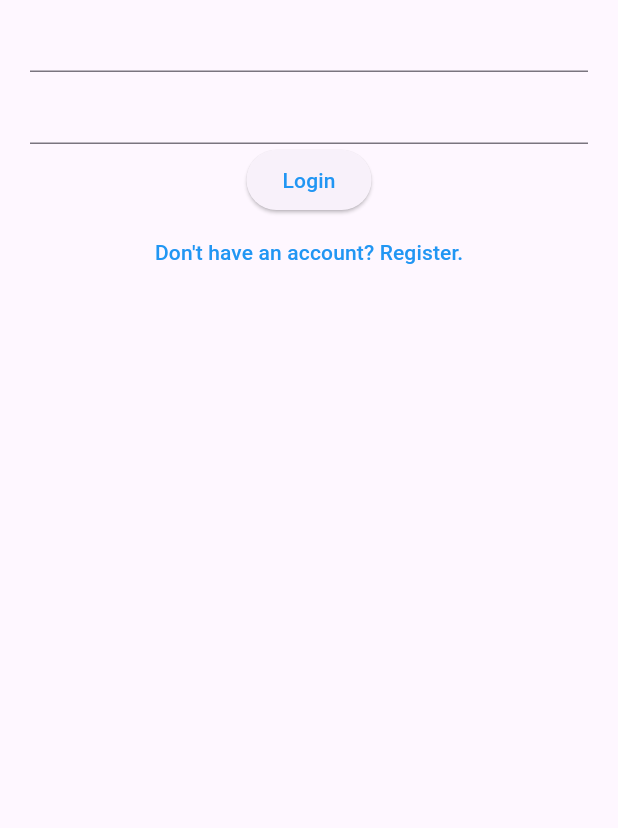
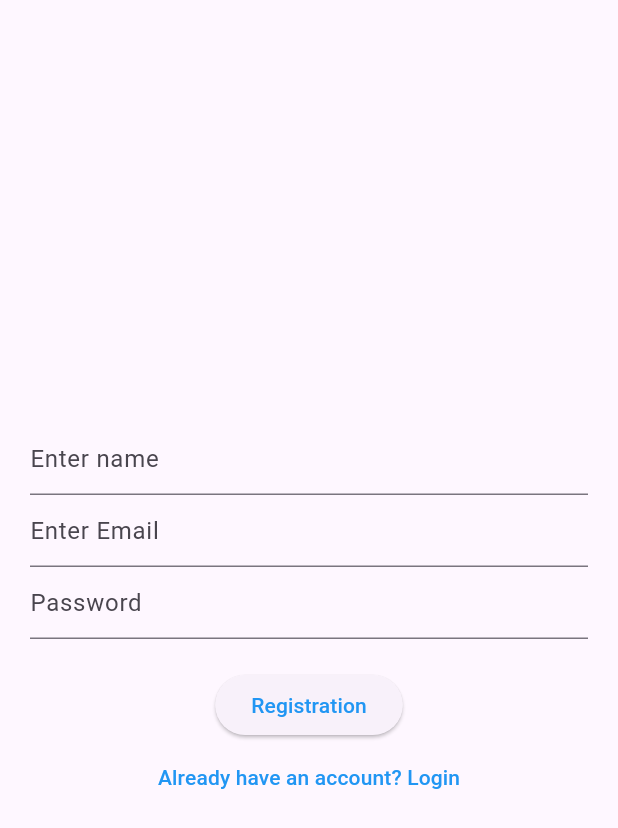
Before and after one commit to SidDhaRth-cell-android/FlutterBasics, a Flutter app: the LoginPage screen opened directly, after a tap on "Don't have an account? Register.", on a phone screen of 412 x 824 dp. Shown: the top 828 px of the screen. Run offline on Flutter 3.47's test engine with Material 3 defaults, Android fonts, the phone set to English and light mode, and no system bars; our stand-ins replace shared_preferences; accounts and stored records are empty.

Commit message:
Adds Shared pref

```diff
--- a/lib/main.dart
+++ b/lib/main.dart
@@ -1,4 +1,5 @@
 import 'package:flutter/material.dart';
+import 'package:flutter09/view/screens/login_page.dart';
 import 'package:flutter09/view/screens/splash_screen.dart';
 import 'package:flutter09/view/screens/user_list_screen.dart';
 import 'package:flutter09/vm/user_viewmodel.dart';
@@ -25,7 +26,7 @@ class MyApp extends StatelessWidget {
         primaryColor: Colors.blue,
         useMaterial3: true,
       ),
-      home: UserListScreen(),
+      home: SplashScreen(),
     );
   }
 }
--- a/lib/view/screens/login_page.dart
+++ b/lib/view/screens/login_page.dart
@@ -1,4 +1,7 @@
 import 'package:flutter/material.dart';
+import 'package:flutter09/view/screens/registration_page.dart';
+import 'package:flutter09/view/screens/user_list_screen.dart';
+import 'package:shared_preferences/shared_preferences.dart';
 
 class LoginPage extends StatefulWidget {
   const LoginPage({super.key});
@@ -8,22 +11,64 @@ class LoginPage extends StatefulWidget {
 }
 
 class _LoginPageState extends State<LoginPage> {
+  late SharedPreferences _sharedPreferences;
+  TextEditingController _emailController = TextEditingController();
+  TextEditingController _passwordController = TextEditingController();
+
+  @override
+  void initState() {
+    _initSharedPref();
+    super.initState();
+  }
+
   @override
   Widget build(BuildContext context) {
     return Scaffold(
       body: Padding(
         padding: const EdgeInsets.symmetric(horizontal: 20),
         child: Column(
+          mainAxisAlignment: MainAxisAlignment.center,
           children: [
-            TextField(),
-            TextField(),
-            ElevatedButton(onPressed: () {}, child: Text("Login")),
+            TextField(
+              controller: _emailController,
+              decoration: InputDecoration(hintText: "Enter email"),
+            ),
+            TextField(
+              controller: _passwordController,
+              decoration: InputDecoration(hintText: "Enter password"),
+            ),
+            ElevatedButton(
+                onPressed: () {
+                  final enteredEmail = _emailController.text;
+                  final enteredPassword = _passwordController.text;
+                  final storedEmail =
+                      _sharedPreferences.getString("user_email");
+                  final storedPassword =
+                      _sharedPreferences.getString("user_password");
+                  if (enteredEmail != storedEmail) {
+                    print("Wrong email entered");
+                  } else if (enteredPassword != storedPassword) {
+                    print("Wrong password entered");
+                  } else {
+                    _sharedPreferences.setBool("isLoggedIn", true);
+                    Navigator.push(context,
+                        MaterialPageRoute(builder: (_) => UserListScreen()));
+                  }
+                },
+                child: Text("Login")),
             TextButton(
-                onPressed: () {},
+                onPressed: () {
+                  Navigator.push(context,
+                      MaterialPageRoute(builder: (_) => RegistrationPage()));
+                },
                 child: Text("Don't have an account? Register."))
           ],
         ),
       ),
     );
   }
+
+  void _initSharedPref() async {
+    _sharedPreferences = await SharedPreferences.getInstance();
+  }
 }
--- /dev/null
+++ b/lib/view/screens/registration_page.dart
@@ -0,0 +1,74 @@
+import 'package:flutter/material.dart';
+import 'package:flutter09/view/screens/login_page.dart';
+import 'package:shared_preferences/shared_preferences.dart';
+
+class RegistrationPage extends StatefulWidget {
+  const RegistrationPage({super.key});
+
+  @override
+  State<RegistrationPage> createState() => _RegistrationPageState();
+}
+
+class _RegistrationPageState extends State<RegistrationPage> {
+  late SharedPreferences _sharedPreferences;
+  TextEditingController _nameController = TextEditingController();
+  TextEditingController _emailController = TextEditingController();
+  TextEditingController _passwordController = TextEditingController();
+
+  @override
+  void initState() {
+    _initSharedPref();
+    super.initState();
+  }
+
+  @override
+  Widget build(BuildContext context) {
+    return Scaffold(
+      body: Center(
+        child: Padding(
+          padding: const EdgeInsets.symmetric(horizontal: 20),
+          child: Column(
+            mainAxisAlignment: MainAxisAlignment.center,
+            children: [
+              TextFormField(
+                controller: _nameController,
+                decoration: InputDecoration(hintText: "Enter name"),
+              ),
+              TextFormField(
+                controller: _emailController,
+                decoration: InputDecoration(hintText: "Enter Email"),
+              ),
+              TextFormField(
+                controller: _passwordController,
+                decoration: InputDecoration(hintText: "Password"),
+              ),
+              SizedBox(
+                height: 20,
+              ),
+              ElevatedButton(
+                  onPressed: () {
+                    final name = _nameController.text;
+                    final password = _passwordController.text;
+                    final email = _emailController.text;
+                    _sharedPreferences.setString("user_name", name);
+                    _sharedPreferences.setString("user_password", password);
+                    _sharedPreferences.setString("user_email", email);
+
+                    Navigator.pushReplacement(context,
+                        MaterialPageRoute(builder: (_) => LoginPage()));
+                  },
+                  child: Text("Registration")),
+              TextButton(
+                  onPressed: () {},
+                  child: Text("Already have an account? Login"))
+            ],
+          ),
+        ),
+      ),
+    );
+  }
+
+  void _initSharedPref() async {
+    _sharedPreferences = await SharedPreferences.getInstance();
+  }
+}
```
Also changed, not shown: lib/view/screens/splash_screen.dart (+16 -3 lines), lib/view/screens/user_list_screen.dart (+20 -0 lines).
